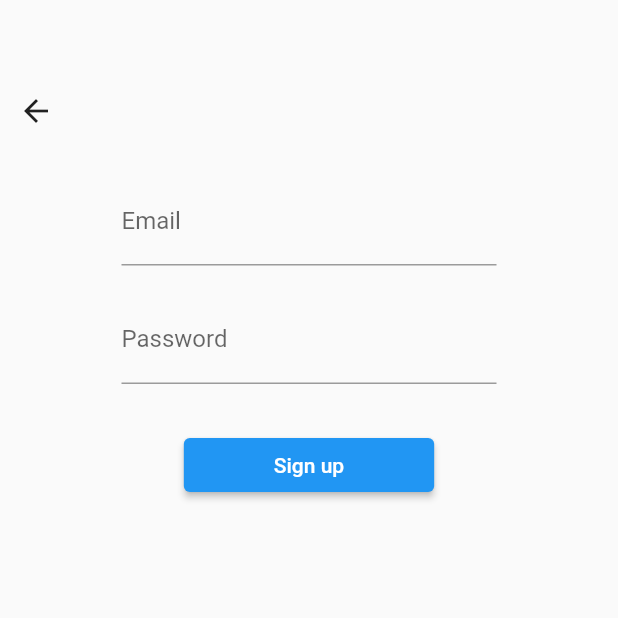
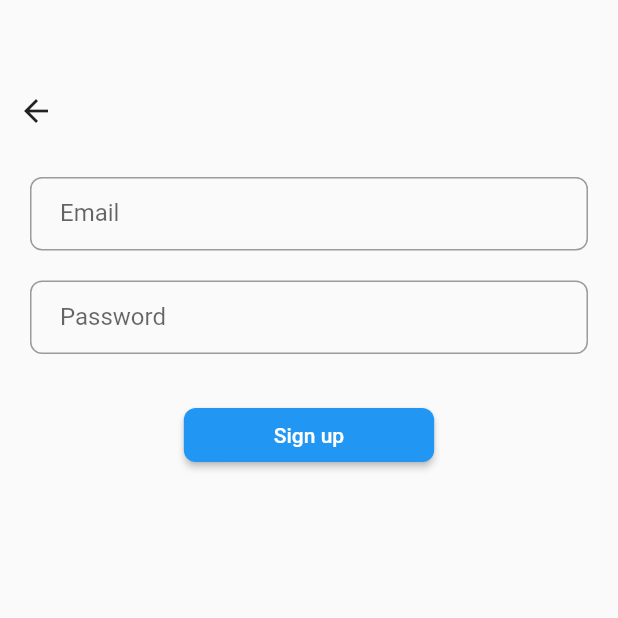
Before and after one commit to raghavagr2024/rkt, a Flutter app: the SignUpPage screen opened directly, on a phone screen of 412 x 824 dp, the top half of it. Run offline on Flutter 3.47's test engine with Material 2 defaults, Android fonts, the light colour scheme and no system bars; our stand-ins replace supabase_flutter; accounts and stored records are empty.

Commit message:
Update signup.dart
stylings

```diff
--- a/lib/signup.dart
+++ b/lib/signup.dart
@@ -1,28 +1,22 @@
-
-
-
-
 import 'package:flutter/material.dart';
-
-
 import 'package:rkt/content.dart';
 import 'package:supabase_flutter/supabase_flutter.dart';
 
+// Declare TextEditingController variables
+late TextEditingController _email, _password;
 
-
-
-late TextEditingController _email, _password;
-class SignUpPage extends StatelessWidget{
+class SignUpPage extends StatelessWidget {
   late bool isTeacher;
 
   SignUpPage({required this.isTeacher});
+
   @override
   Widget build(BuildContext context) {
-    // TODO: implement build
     return Scaffold(
-      body: Column(
+      body: SingleChildScrollView(
+        child: Column(
           children: <Widget>[
-          const SizedBox(height: 50,),
+            const SizedBox(height: 50),
             const Row(
               children: [
                 BackButton(),
@@ -32,102 +26,103 @@ class SignUpPage extends StatelessWidget{
             EmailTextField(),
             const SizedBox(height: 20),
             PasswordTextField(),
-          const SizedBox(height:30),
-          LoginButton(isTeacher: isTeacher,),
             const SizedBox(height: 30),
-
-
-
+            LoginButton(isTeacher: isTeacher),
+            const SizedBox(height: 30),
           ],
+        ),
       ),
     );
   }
+}
 
-}
-class EmailTextField extends StatefulWidget{
+class EmailTextField extends StatefulWidget {
   @override
   State<EmailTextField> createState() => _EmailTextField();
 }
-class _EmailTextField extends State<EmailTextField>{
 
+class _EmailTextField extends State<EmailTextField> {
   @override
-  void initState(){
+  void initState() {
     super.initState();
     _email = TextEditingController();
   }
+
   @override
   Widget build(BuildContext context) {
-    return Center (
-        child: SizedBox(
-          width: 250,
+    return Padding(
+      padding: const EdgeInsets.symmetric(horizontal: 20),
       child: TextFormField(
         controller: _email,
-            decoration: const InputDecoration(
+        decoration: InputDecoration(
           labelText: 'Email',
-              labelStyle: TextStyle(),
-              focusedBorder: UnderlineInputBorder(
-                borderSide: BorderSide(),
+          border: OutlineInputBorder(
+            borderRadius: BorderRadius.circular(8),
+          ),
+          focusedBorder: OutlineInputBorder(
+            borderSide: BorderSide(color: Colors.blue),
+            borderRadius: BorderRadius.circular(8),
+          ),
+          contentPadding: const EdgeInsets.symmetric(vertical: 15, horizontal: 20),
         ),
       ),
-          ),
-        )
     );
   }
+}
 
-}
-class PasswordTextField extends StatefulWidget{
+class PasswordTextField extends StatefulWidget {
   @override
   State<PasswordTextField> createState() => _PasswordTextField();
 }
-class _PasswordTextField extends State<PasswordTextField>{
 
+class _PasswordTextField extends State<PasswordTextField> {
   @override
-  void initState(){
+  void initState() {
     super.initState();
     _password = TextEditingController();
   }
+
   @override
   Widget build(BuildContext context) {
-    return Center (
-        child: SizedBox(
-          width: 250,
+    return Padding(
+      padding: const EdgeInsets.symmetric(horizontal: 20),
       child: TextFormField(
         controller: _password,
         obscureText: true,
-            decoration: const InputDecoration(
+        decoration: InputDecoration(
           labelText: 'Password',
-              labelStyle: TextStyle(),
-              focusedBorder: UnderlineInputBorder(
-                borderSide: BorderSide(),
+          border: OutlineInputBorder(
+            borderRadius: BorderRadius.circular(8),
+          ),
+          focusedBorder: OutlineInputBorder(
+            borderSide: BorderSide(color: Colors.blue),
+            borderRadius: BorderRadius.circular(8),
+          ),
+          contentPadding: const EdgeInsets.symmetric(vertical: 15, horizontal: 20),
         ),
       ),
-          ),
-        )
     );
   }
-
 }
 
 class LoginButton extends StatelessWidget {
+  late bool isTeacher;
 
-  late bool isTeacher;
   LoginButton({required this.isTeacher});
+
   @override
   Widget build(BuildContext context) {
     return ElevatedButton(
       onPressed: () async {
         await signup(context);
-
-
-
-
-
       },
       style: ElevatedButton.styleFrom(
-
-            padding: const EdgeInsets.fromLTRB(60, 0, 60, 0)
+        padding: const EdgeInsets.fromLTRB(60, 0, 60, 0),
+        shape: RoundedRectangleBorder(
+          borderRadius: BorderRadius.circular(8),
         ),
-        child: const Text("Sign up")
+      ),
+      child: const Text("Sign up"),
     );
   }
   Future<void> addSignUpDialog(BuildContext context,String message) async {
```
Lines whose indentation alone changed are shown as unchanged.
